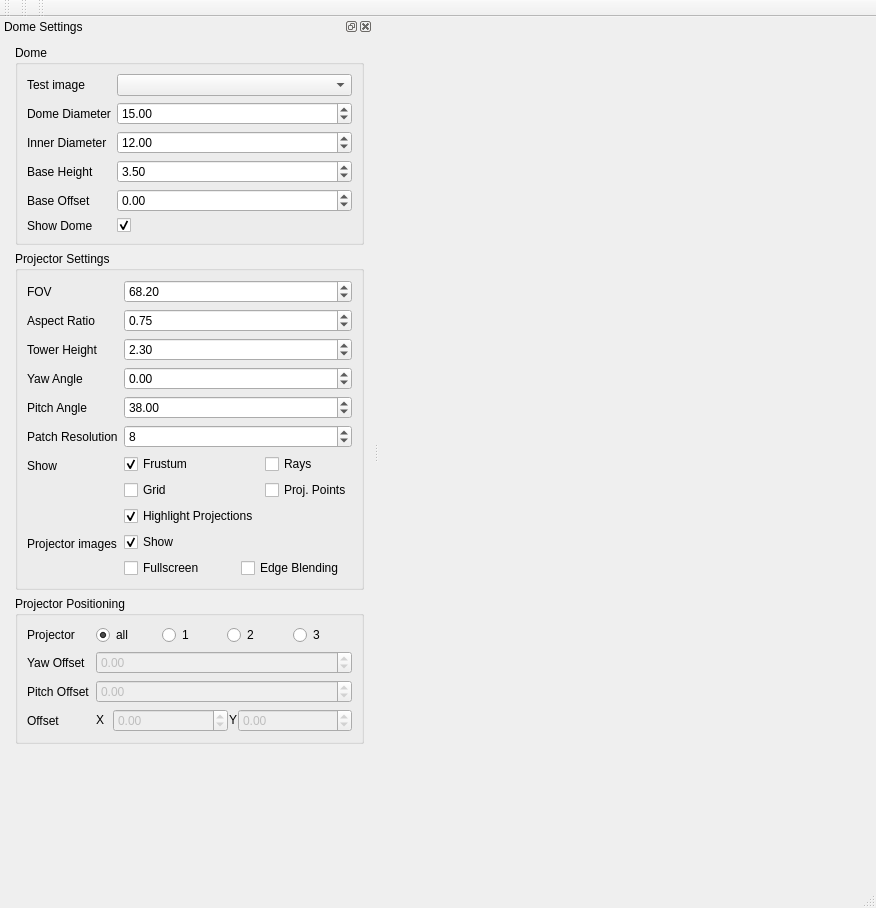
Old version of the form DomeGUI.ui in the repository WilstonOreo/Dome.
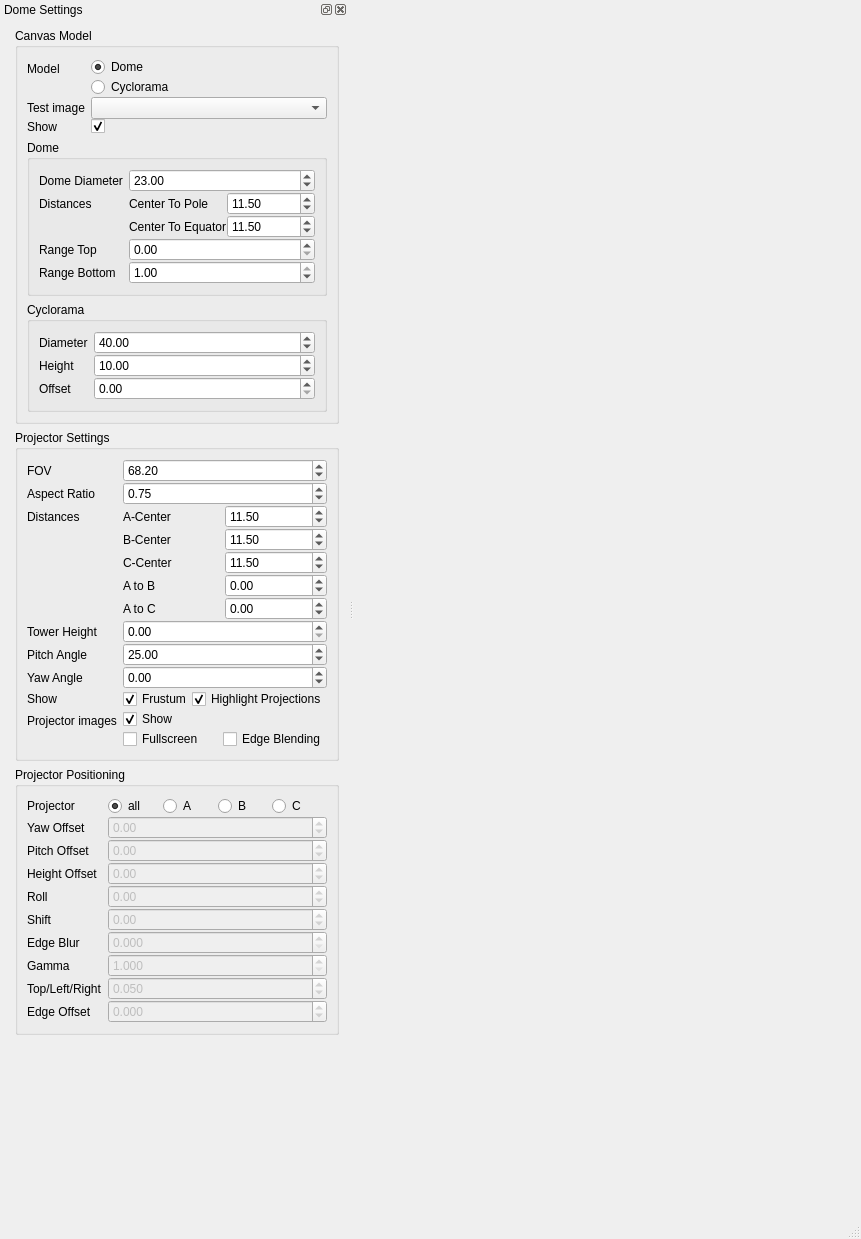
New version of the form. Custom widgets are drawn as their Qt base class.

What changed in the file:
```diff
--- a/DomeGUI.ui
+++ b/DomeGUI.ui
@@ -6,8 +6,8 @@
    <rect>
     <x>0</x>
     <y>0</y>
-    <width>876</width>
-    <height>908</height>
+    <width>861</width>
+    <height>1239</height>
    </rect>
   </property>
   <property name="acceptDrops">
@@ -53,126 +53,6 @@
      <property name="fieldGrowthPolicy">
       <enum>QFormLayout::AllNonFixedFieldsGrow</enum>
      </property>
-     <item row="1" column="1">
-      <widget class="QGroupBox" name="grpDome">
-       <property name="styleSheet">
-        <string notr="true"/>
-       </property>
-       <property name="title">
-        <string>Dome</string>
-       </property>
-       <layout class="QVBoxLayout" name="verticalLayout_2">
-        <item>
-         <layout class="QFormLayout" name="domeForm">
-          <property name="fieldGrowthPolicy">
-           <enum>QFormLayout::AllNonFixedFieldsGrow</enum>
-          </property>
-          <property name="horizontalSpacing">
-           <number>6</number>
-          </property>
-          <item row="1" column="0">
-           <widget class="QLabel" name="lbDomeDiameter">
-            <property name="text">
-             <string>Dome Diameter</string>
-            </property>
-           </widget>
-          </item>
-          <item row="1" column="1">
-           <widget class="QDoubleSpinBox" name="boxDomeDiameter">
-            <property name="value">
-             <double>15.000000000000000</double>
-            </property>
-           </widget>
-          </item>
-          <item row="0" column="0">
-           <widget class="QLabel" name="lbTestImage">
-            <property name="text">
-             <string>Test image</string>
-            </property>
-           </widget>
-          </item>
-          <item row="0" column="1">
-           <widget class="QComboBox" name="boxImages"/>
-          </item>
-          <item row="3" column="0">
-           <widget class="QLabel" name="lbBaseHeight">
-            <property name="text">
-             <string>Base Height</string>
-            </property>
-           </widget>
-          </item>
-          <item row="3" column="1">
-           <widget class="QDoubleSpinBox" name="boxBaseHeight">
-            <property name="singleStep">
-             <double>0.100000000000000</double>
-            </property>
-            <property name="value">
-             <double>3.500000000000000</double>
-            </property>
-           </widget>
-          </item>
-          <item row="5" column="0">
-           <widget class="QLabel" name="showDomeLabel">
-            <property name="text">
-             <string>Show Dome</string>
-            </property>
-           </widget>
-          </item>
-          <item row="5" column="1">
-           <widget class="QCheckBox" name="chkShowDome">
-            <property name="text">
-             <string/>
-            </property>
-            <property name="checked">
-             <bool>true</bool>
-            </property>
-           </widget>
-          </item>
-          <item row="2" column="0">
-           <widget class="QLabel" name="lblInnerDiameter">
-            <property name="text">
-             <string>Inner Diameter</string>
-            </property>
-           </widget>
-          </item>
-          <item row="2" column="1">
-           <widget class="QDoubleSpinBox" name="boxInnerDiameter">
-            <property name="maximum">
-             <double>100.000000000000000</double>
-            </property>
-            <property name="singleStep">
-             <double>0.100000000000000</double>
-            </property>
-            <property name="value">
-             <double>12.000000000000000</double>
-            </property>
-           </widget>
-          </item>
-          <item row="4" column="0">
-           <widget class="QLabel" name="lblBaseOffset">
-            <property name="text">
-             <string>Base Offset</string>
-            </property>
-           </widget>
-          </item>
-          <item row="4" column="1">
-           <widget class="QDoubleSpinBox" name="boxBaseOffset">
-            <property name="minimum">
-             <double>-100.000000000000000</double>
-            </property>
-            <property name="maximum">
-             <double>100.000000000000000</double>
-            </property>
-            <property name="singleStep">
-             <double>0.100000000000000</double>
-            </property>
-           </widget>
-          </item>
-         </layout>
-        </item>
-       </layout>
-      </widget>
-     </item>
      <item row="2" column="1">
       <widget class="QGroupBox" name="grpProjectorSettings">
        <property name="styleSheet">
@@ -187,6 +67,9 @@
           <property name="fieldGrowthPolicy">
            <enum>QFormLayout::AllNonFixedFieldsGrow</enum>
           </property>
+          <property name="verticalSpacing">
+           <number>0</number>
+          </property>
           <item row="0" column="0">
            <widget class="QLabel" name="lbAngleOfView">
             <property name="text">
@@ -230,78 +113,149 @@
             </property>
            </widget>
           </item>
+          <item row="2" column="0">
+           <widget class="QLabel" name="distancesLabel">
+            <property name="text">
+             <string>Distances</string>
+            </property>
+           </widget>
+          </item>
+          <item row="2" column="1">
+           <layout class="QGridLayout" name="gridLayout_2">
+            <property name="verticalSpacing">
+             <number>0</number>
+            </property>
+            <item row="4" column="1">
+             <widget class="QDoubleSpinBox" name="boxCCenter">
+              <property name="value">
+               <double>11.500000000000000</double>
+              </property>
+             </widget>
+            </item>
+            <item row="4" column="0">
+             <widget class="QLabel" name="label_5">
+              <property name="text">
+               <string>C-Center</string>
+              </property>
+             </widget>
+            </item>
+            <item row="5" column="1">
+             <widget class="QDoubleSpinBox" name="boxAB">
+              <property name="minimum">
+               <double>-360.000000000000000</double>
+              </property>
+              <property name="maximum">
+               <double>360.000000000000000</double>
+              </property>
+             </widget>
+            </item>
+            <item row="2" column="0">
+             <widget class="QLabel" name="label_3">
+              <property name="text">
+               <string>A-Center</string>
+              </property>
+             </widget>
+            </item>
+            <item row="5" column="0">
+             <widget class="QLabel" name="label">
+              <property name="text">
+               <string>A to B</string>
+              </property>
+             </widget>
+            </item>
+            <item row="6" column="0">
+             <widget class="QLabel" name="label_2">
+              <property name="text">
+               <string>A to C</string>
+              </property>
+             </widget>
+            </item>
+            <item row="6" column="1">
+             <widget class="QDoubleSpinBox" name="boxAC">
+              <property name="minimum">
+               <double>-360.000000000000000</double>
+              </property>
+              <property name="maximum">
+               <double>360.000000000000000</double>
+              </property>
+             </widget>
+            </item>
+            <item row="2" column="1">
+             <widget class="QDoubleSpinBox" name="boxACenter">
+              <property name="value">
+               <double>11.500000000000000</double>
+              </property>
+             </widget>
+            </item>
+            <item row="3" column="0">
+             <widget class="QLabel" name="label_4">
+              <property name="text">
+               <string>B-Center</string>
+              </property>
+             </widget>
+            </item>
+            <item row="3" column="1">
+             <widget class="QDoubleSpinBox" name="boxBCenter">
+              <property name="singleStep">
+               <double>1.000000000000000</double>
+              </property>
+              <property name="value">
+               <double>11.500000000000000</double>
+              </property>
+             </widget>
+            </item>
+           </layout>
+          </item>
           <item row="4" column="0">
+           <widget class="QLabel" name="lbTowerHeight">
+            <property name="text">
+             <string>Tower Height</string>
+            </property>
+           </widget>
+          </item>
+          <item row="4" column="1">
+           <widget class="QDoubleSpinBox" name="boxTowerHeight">
+            <property name="singleStep">
+             <double>0.100000000000000</double>
+            </property>
+            <property name="value">
+             <double>0.000000000000000</double>
+            </property>
+           </widget>
+          </item>
+          <item row="5" column="0">
            <widget class="QLabel" name="lbPitchAngle">
             <property name="text">
              <string>Pitch Angle</string>
             </property>
            </widget>
           </item>
-          <item row="4" column="1">
-           <widget class="QDoubleSpinBox" name="boxPitchAngle">
-            <property name="minimum">
-             <double>-90.000000000000000</double>
-            </property>
-            <property name="maximum">
-             <double>90.000000000000000</double>
-            </property>
-            <property name="value">
-             <double>38.000000000000000</double>
-            </property>
-           </widget>
-          </item>
-          <item row="5" column="0">
-           <widget class="QLabel" name="lbPatchResolution">
-            <property name="text">
-             <string>Patch Resolution</string>
-            </property>
-           </widget>
-          </item>
-          <item row="5" column="1">
-           <widget class="QSpinBox" name="boxPatchResolution">
-            <property name="minimum">
-             <number>1</number>
-            </property>
-            <property name="maximum">
-             <number>128</number>
-            </property>
-            <property name="singleStep">
-             <number>1</number>
-            </property>
-            <property name="value">
-             <number>8</number>
-            </property>
-           </widget>
-          </item>
           <item row="6" column="0">
+           <widget class="QLabel" name="yawAngleLabel">
+            <property name="text">
+             <string>Yaw Angle</string>
+            </property>
+           </widget>
+          </item>
+          <item row="6" column="1">
+           <widget class="QDoubleSpinBox" name="boxYawAngle">
+            <property name="minimum">
+             <double>-360.000000000000000</double>
+            </property>
+            <property name="maximum">
+             <double>360.000000000000000</double>
+            </property>
+           </widget>
+          </item>
+          <item row="8" column="0">
            <widget class="QLabel" name="showLabel">
             <property name="text">
              <string>Show</string>
             </property>
            </widget>
           </item>
-          <item row="6" column="1">
+          <item row="8" column="1">
            <layout class="QGridLayout" name="showLayout">
-            <item row="0" column="2">
-             <widget class="QCheckBox" name="chkRays">
-              <property name="text">
-               <string>Rays</string>
-              </property>
-              <property name="checked">
-               <bool>false</bool>
-              </property>
-             </widget>
-            </item>
-            <item row="1" column="0">
-             <widget class="QCheckBox" name="chkGrid">
-              <property name="text">
-               <string>Grid</string>
-              </property>
-              <property name="checked">
-               <bool>false</bool>
-              </property>
-             </widget>
-            </item>
             <item row="0" column="0">
              <widget class="QCheckBox" name="chkFrustum">
               <property name="text">
@@ -312,17 +266,7 @@
               </property>
              </widget>
             </item>
-            <item row="1" column="2">
-             <widget class="QCheckBox" name="chkProjPoints">
-              <property name="text">
-               <string>Proj. Points</string>
-              </property>
-              <property name="checked">
-               <bool>false</bool>
-              </property>
-             </widget>
-            </item>
-            <item row="2" column="0">
+            <item row="0" column="1">
              <widget class="QCheckBox" name="chkHighlightProjections">
               <property name="text">
                <string>Highlight Projections</string>
@@ -334,14 +278,14 @@
             </item>
            </layout>
           </item>
-          <item row="7" column="0">
+          <item row="9" column="0">
            <widget class="QLabel" name="projectorImagesLabel">
             <property name="text">
              <string>Projector images</string>
             </property>
            </widget>
           </item>
-          <item row="7" column="1">
+          <item row="9" column="1">
            <layout class="QGridLayout" name="projImageLayout">
             <item row="0" column="0">
              <widget class="QCheckBox" name="chkShowProjectorImages">
@@ -369,37 +313,16 @@
             </item>
            </layout>
           </item>
-          <item row="3" column="0">
-           <widget class="QLabel" name="yawAngleLabel">
-            <property name="text">
-             <string>Yaw Angle</string>
-            </property>
-           </widget>
-          </item>
-          <item row="3" column="1">
-           <widget class="QDoubleSpinBox" name="boxYawAngle">
+          <item row="5" column="1">
+           <widget class="QDoubleSpinBox" name="boxPitchAngle">
             <property name="minimum">
-             <double>-360.000000000000000</double>
+             <double>-90.000000000000000</double>
             </property>
             <property name="maximum">
-             <double>360.000000000000000</double>
-            </property>
-           </widget>
-          </item>
-          <item row="2" column="0">
-           <widget class="QLabel" name="lbTowerHeight">
-            <property name="text">
-             <string>Tower Height</string>
-            </property>
-           </widget>
-          </item>
-          <item row="2" column="1">
-           <widget class="QDoubleSpinBox" name="boxTowerHeight">
-            <property name="singleStep">
-             <double>0.100000000000000</double>
+             <double>90.000000000000000</double>
             </property>
             <property name="value">
-             <double>2.300000000000000</double>
+             <double>25.000000000000000</double>
             </property>
            </widget>
           </item>
@@ -422,6 +345,57 @@
           <property name="fieldGrowthPolicy">
            <enum>QFormLayout::AllNonFixedFieldsGrow</enum>
           </property>
+          <property name="verticalSpacing">
+           <number>0</number>
+          </property>
+          <item row="0" column="0">
+           <widget class="QLabel" name="lbProjector">
+            <property name="text">
+             <string>Projector</string>
+            </property>
+           </widget>
+          </item>
+          <item row="0" column="1">
+           <layout class="QHBoxLayout" name="projSelLayout">
+            <item>
+             <widget class="QRadioButton" name="btnProjAll">
+              <property name="text">
+               <string>all</string>
+              </property>
+              <property name="checked">
+               <bool>true</bool>
+              </property>
+             </widget>
+            </item>
+            <item>
+             <widget class="QRadioButton" name="btnProj1">
+              <property name="text">
+               <string>A</string>
+              </property>
+              <property name="checked">
+               <bool>false</bool>
+              </property>
+             </widget>
+            </item>
+            <item>
+             <widget class="QRadioButton" name="btnProj2">
+              <property name="text">
+               <string>B</string>
+              </property>
+              <property name="checked">
+               <bool>false</bool>
+              </property>
+             </widget>
+            </item>
+            <item>
+             <widget class="QRadioButton" name="btnProj3">
+              <property name="text">
+               <string>C</string>
+              </property>
+             </widget>
+            </item>
+           </layout>
+          </item>
           <item row="1" column="0">
            <widget class="QLabel" name="lbYawOffset">
             <property name="text">
@@ -471,112 +445,205 @@
             </property>
            </widget>
           </item>
-          <item row="3" column="0">
-           <widget class="QLabel" name="lbOffset">
+          <item row="4" column="0">
+           <widget class="QLabel" name="heightOffsetLabel">
             <property name="text">
-             <string>Offset</string>
+             <string>Height Offset</string>
             </property>
            </widget>
           </item>
-          <item row="3" column="1">
-           <layout class="QHBoxLayout" name="offsetLayout">
-            <property name="spacing">
-             <number>1</number>
+          <item row="4" column="1">
+           <widget class="QDoubleSpinBox" name="boxHeightOffset">
+            <property name="enabled">
+             <bool>false</bool>
             </property>
-            <item>
-             <widget class="QLabel" name="lbX">
-              <property name="enabled">
-               <bool>true</bool>
-              </property>
-              <property name="sizePolicy">
-               <sizepolicy hsizetype="Preferred" vsizetype="Minimum">
-                <horstretch>1</horstretch>
-                <verstretch>0</verstretch>
-               </sizepolicy>
-              </property>
-              <property name="maximumSize">
-               <size>
-                <width>16</width>
-                <height>16</height>
-               </size>
-              </property>
-              <property name="text">
-               <string>X</string>
-              </property>
-             </widget>
-            </item>
-            <item>
-             <widget class="QDoubleSpinBox" name="boxOffsetX">
-              <property name="enabled">
-               <bool>false</bool>
-              </property>
-              <property name="sizePolicy">
-               <sizepolicy hsizetype="Expanding" vsizetype="Fixed">
-                <horstretch>0</horstretch>
-                <verstretch>0</verstretch>
-               </sizepolicy>
-              </property>
-              <property name="minimum">
-               <double>-100.000000000000000</double>
-              </property>
-              <property name="maximum">
-               <double>100.000000000000000</double>
-              </property>
-              <property name="singleStep">
-               <double>0.100000000000000</double>
-              </property>
-             </widget>
-            </item>
-            <item>
-             <widget class="QLabel" name="lbY">
-              <property name="maximumSize">
-               <size>
-                <width>16</width>
-                <height>16</height>
-               </size>
-              </property>
-              <property name="text">
-               <string>Y</string>
-              </property>
-             </widget>
-            </item>
-            <item>
-             <widget class="QDoubleSpinBox" name="boxOffsetY">
-              <property name="enabled">
-               <bool>false</bool>
-              </property>
-              <property name="sizePolicy">
-               <sizepolicy hsizetype="Expanding" vsizetype="Fixed">
-                <horstretch>0</horstretch>
-                <verstretch>0</verstretch>
-               </sizepolicy>
-              </property>
-              <property name="minimum">
-               <double>-100.000000000000000</double>
-              </property>
-              <property name="maximum">
-               <double>100.000000000000000</double>
-              </property>
-              <property name="singleStep">
-               <double>0.100000000000000</double>
-              </property>
-             </widget>
-            </item>
-           </layout>
+            <property name="minimum">
+             <double>-5.000000000000000</double>
+            </property>
+            <property name="maximum">
+             <double>5.000000000000000</double>
+            </property>
+            <property name="singleStep">
+             <double>0.100000000000000</double>
+            </property>
+           </widget>
           </item>
+          <item row="6" column="0">
+           <widget class="QLabel" name="shiftLabel">
+            <property name="text">
+             <string>Shift</string>
+            </property>
+           </widget>
+          </item>
+          <item row="6" column="1">
+           <widget class="QDoubleSpinBox" name="boxShift">
+            <property name="enabled">
+             <bool>false</bool>
+            </property>
+            <property name="minimum">
+             <double>-5.000000000000000</double>
+            </property>
+            <property name="maximum">
+             <double>5.000000000000000</double>
+            </property>
+            <property name="singleStep">
+             <double>0.100000000000000</double>
+            </property>
+           </widget>
+          </item>
+          <item row="5" column="0">
+           <widget class="QLabel" name="rollOffsetLabel">
+            <property name="text">
+             <string>Roll</string>
+            </property>
+           </widget>
+          </item>
+          <item row="5" column="1">
+           <widget class="QDoubleSpinBox" name="boxRollOffset">
+            <property name="enabled">
+             <bool>false</bool>
+            </property>
+            <property name="minimum">
+             <double>-90.000000000000000</double>
+            </property>
+            <property name="maximum">
+             <double>90.000000000000000</double>
+            </property>
+            <property name="singleStep">
+             <double>0.100000000000000</double>
+            </property>
+           </widget>
+          </item>
+          <item row="7" column="0">
+           <widget class="QLabel" name="topBlurLabel">
+            <property name="text">
+             <string>Edge Blur</string>
+            </property>
+           </widget>
+          </item>
+          <item row="7" column="1">
+           <widget class="QDoubleSpinBox" name="boxEdgeBlur">
+            <property name="enabled">
+             <bool>false</bool>
+            </property>
+            <property name="decimals">
+             <number>3</number>
+            </property>
+            <property name="maximum">
+             <double>1.000000000000000</double>
+            </property>
+            <property name="singleStep">
+             <double>0.001000000000000</double>
+            </property>
+           </widget>
+          </item>
+          <item row="8" column="0">
+           <widget class="QLabel" name="gammaLabel">
+            <property name="text">
+             <string>Gamma</string>
+            </property>
+           </widget>
+          </item>
+          <item row="8" column="1">
+           <widget class="QDoubleSpinBox" name="boxGamma">
+            <property name="enabled">
+             <bool>false</bool>
+            </property>
+            <property name="decimals">
+             <number>3</number>
+            </property>
+            <property name="minimum">
+             <double>1.000000000000000</double>
+            </property>
+            <property name="singleStep">
+             <double>0.100000000000000</double>
+            </property>
+           </widget>
+          </item>
+          <item row="9" column="0">
+           <widget class="QLabel" name="leftRightLabel">
+            <property name="text">
+             <string>Top/Left/Right</string>
+            </property>
+           </widget>
+          </item>
+          <item row="9" column="1">
+           <widget class="QDoubleSpinBox" name="boxTopLeftRight">
+            <property name="enabled">
+             <bool>false</bool>
+            </property>
+            <property name="decimals">
+             <number>3</number>
+            </property>
+            <property name="maximum">
+             <double>1.000000000000000</double>
+            </property>
+            <property name="singleStep">
+             <double>0.001000000000000</double>
+            </property>
+            <property name="value">
+             <double>0.050000000000000</double>
+            </property>
+           </widget>
+          </item>
+          <item row="10" column="0">
+           <widget class="QLabel" name="edgeOffsetLabel">
+            <property name="text">
+             <string>Edge Offset</string>
+            </property>
+           </widget>
+          </item>
+          <item row="10" column="1">
+           <widget class="QDoubleSpinBox" name="boxEdgeOffset">
+            <property name="enabled">
+             <bool>false</bool>
+            </property>
+            <property name="decimals">
+             <number>3</number>
+            </property>
+            <property name="minimum">
+             <double>-1.000000000000000</double>
+            </property>
+            <property name="maximum">
+             <double>1.000000000000000</double>
+            </property>
+            <property name="singleStep">
+             <double>0.001000000000000</double>
+            </property>
+            <property name="value">
+             <double>0.000000000000000</double>
+            </property>
+           </widget>
+          </item>
+         </layout>
+        </item>
+       </layout>
+      </widget>
+     </item>
+     <item row="0" column="1">
+      <widget class="QGroupBox" name="verticalGroupBox">
+       <property name="title">
+        <string>Canvas Model</string>
+       </property>
+       <layout class="QVBoxLayout" name="verticalLayout">
+        <item>
+         <layout class="QFormLayout" name="formLayout_2">
+          <property name="verticalSpacing">
+           <number>0</number>
+          </property>
           <item row="0" column="0">
-           <widget class="QLabel" name="lbProjector">
+           <widget class="QLabel" name="label_8">
             <property name="text">
-             <string>Projector</string>
+             <string>Model</string>
             </property>
            </widget>
           </item>
           <item row="0" column="1">
-           <layout class="QHBoxLayout" name="projSelLayout">
+           <layout class="QVBoxLayout" name="verticalLayout_4">
             <item>
-             <widget class="QRadioButton" name="btnProjAll">
+             <widget class="QRadioButton" name="btnDome">
               <property name="text">
-               <string>all</string>
+               <string>Dome</string>
               </property>
               <property name="checked">
                <bool>true</bool>
@@ -584,75 +651,216 @@
              </widget>
             </item>
             <item>
-             <widget class="QRadioButton" name="btnProj1">
+             <widget class="QRadioButton" name="btnCyclorama">
               <property name="text">
-               <string>1</string>
-              </property>
-              <property name="checked">
-               <bool>false</bool>
-              </property>
-             </widget>
-            </item>
-            <item>
-             <widget class="QRadioButton" name="btnProj2">
-              <property name="text">
-               <string>2</string>
-              </property>
-              <property name="checked">
-               <bool>false</bool>
-              </property>
-             </widget>
-            </item>
-            <item>
-             <widget class="QRadioButton" name="btnProj3">
-              <property name="text">
-               <string>3</string>
+               <string>Cyclorama</string>
               </property>
              </widget>
             </item>
            </layout>
           </item>
+          <item row="2" column="0">
+           <widget class="QLabel" name="showDomeLabel">
+            <property name="text">
+             <string>Show</string>
+            </property>
+           </widget>
+          </item>
+          <item row="2" column="1">
+           <widget class="QCheckBox" name="chkShowDome">
+            <property name="text">
+             <string/>
+            </property>
+            <property name="checked">
+             <bool>true</bool>
+            </property>
+           </widget>
+          </item>
+          <item row="1" column="0">
+           <widget class="QLabel" name="lbTestImage">
+            <property name="text">
+             <string>Test image</string>
+            </property>
+           </widget>
+          </item>
+          <item row="1" column="1">
+           <widget class="QComboBox" name="boxImages"/>
+          </item>
          </layout>
         </item>
+        <item>
+         <widget class="QGroupBox" name="grpDome">
+          <property name="styleSheet">
+           <string notr="true"/>
+          </property>
+          <property name="title">
+           <string>Dome</string>
+          </property>
+          <layout class="QFormLayout" name="formLayout_5">
+           <property name="fieldGrowthPolicy">
+            <enum>QFormLayout::AllNonFixedFieldsGrow</enum>
+           </property>
+           <property name="verticalSpacing">
+            <number>0</number>
+           </property>
+           <item row="0" column="0">
+            <widget class="QLabel" name="lbDomeDiameter">
+             <property name="text">
+              <string>Dome Diameter</string>
+             </property>
+            </widget>
+           </item>
+           <item row="0" column="1">
+            <widget class="QDoubleSpinBox" name="boxDomeDiameter">
+             <property name="value">
+              <double>23.000000000000000</double>
+             </property>
+            </widget>
+           </item>
+           <item row="1" column="0">
+            <widget class="QLabel" name="domeHeightLabel">
+             <property name="text">
+              <string>Distances</string>
+             </property>
+            </widget>
+           </item>
+           <item row="1" column="1">
+            <layout class="QGridLayout" name="gridLayout_3">
+             <property name="verticalSpacing">
+              <number>0</number>
+             </property>
+             <item row="1" column="1">
+              <widget class="QDoubleSpinBox" name="boxCenterEquator">
+               <property name="value">
+                <double>11.500000000000000</double>
+               </property>
+              </widget>
+             </item>
+             <item row="0" column="0">
+              <widget class="QLabel" name="label_6">
+               <property name="text">
+                <string>Center To Pole</string>
+               </property>
+              </widget>
+             </item>
+             <item row="0" column="1">
+              <widget class="QDoubleSpinBox" name="boxCenterPole">
+               <property name="value">
+                <double>11.500000000000000</double>
+               </property>
+              </widget>
+             </item>
+             <item row="1" column="0">
+              <widget class="QLabel" name="label_7">
+               <property name="text">
+                <string>Center To Equator</string>
+               </property>
+              </widget>
+             </item>
+            </layout>
+           </item>
+           <item row="2" column="0">
+            <widget class="QLabel" name="rangeTopLabel">
+             <property name="text">
+              <string>Range Top</string>
+             </property>
+            </widget>
+           </item>
+           <item row="2" column="1">
+            <widget class="QDoubleSpinBox" name="boxRangeTop">
+             <property name="maximum">
+              <double>1.000000000000000</double>
+             </property>
+             <property name="singleStep">
+              <double>0.010000000000000</double>
+             </property>
+            </widget>
+           </item>
+           <item row="3" column="0">
+            <widget class="QLabel" name="rangeBottomLabel">
+             <property name="text">
+              <string>Range Bottom</string>
+             </property>
+            </widget>
+           </item>
+           <item row="3" column="1">
+            <widget class="QDoubleSpinBox" name="boxRangeBottom">
+             <property name="maximum">
+              <double>1.000000000000000</double>
+             </property>
+             <property name="singleStep">
+              <double>0.010000000000000</double>
+             </property>
+             <property name="value">
+              <double>1.000000000000000</double>
+             </property>
+            </widget>
+           </item>
+          </layout>
+         </widget>
+        </item>
+        <item>
+         <widget class="QGroupBox" name="grpCyclorama">
+          <property name="title">
+           <string>Cyclorama</string>
+          </property>
+          <layout class="QFormLayout" name="formLayout_4">
+           <property name="fieldGrowthPolicy">
+            <enum>QFormLayout::AllNonFixedFieldsGrow</enum>
+           </property>
+           <property name="verticalSpacing">
+            <number>0</number>
+           </property>
+           <item row="0" column="0">
+            <widget class="QLabel" name="diameterLabel">
+             <property name="text">
+              <string>Diameter</string>
+             </property>
+            </widget>
+           </item>
+           <item row="0" column="1">
+            <widget class="QDoubleSpinBox" name="boxCycloramaDiameter">
+             <property name="value">
+              <double>40.000000000000000</double>
+             </property>
+            </widget>
+           </item>
+           <item row="1" column="0">
+            <widget class="QLabel" name="heightLabel">
+             <property name="text">
+              <string>Height</string>
+             </property>
+            </widget>
+           </item>
+           <item row="1" column="1">
+            <widget class="QDoubleSpinBox" name="boxCycloramaHeight">
+             <property name="singleStep">
+              <double>0.000000000000000</double>
+             </property>
+             <property name="value">
+              <double>10.000000000000000</double>
+             </property>
+            </widget>
+           </item>
+           <item row="2" column="0">
+            <widget class="QLabel" name="lbCycloramaOffset">
+             <property name="text">
+              <string>Offset</string>
+             </property>
+            </widget>
+           </item>
+           <item row="2" column="1">
+            <widget class="QDoubleSpinBox" name="boxCycloramaOffset"/>
+           </item>
+          </layout>
+         </widget>
+        </item>
        </layout>
       </widget>
      </item>
     </layout>
    </widget>
   </widget>
-  <widget class="QToolBar" name="toolBar">
-   <property name="windowTitle">
-    <string>toolBar</string>
-   </property>
-   <attribute name="toolBarArea">
-    <enum>TopToolBarArea</enum>
-   </attribute>
-   <attribute name="toolBarBreak">
-    <bool>false</bool>
-   </attribute>
-  </widget>
-  <widget class="QToolBar" name="toolBar_2">
-   <property name="windowTitle">
-    <string>toolBar_2</string>
-   </property>
-   <attribute name="toolBarArea">
-    <enum>TopToolBarArea</enum>
-   </attribute>
-   <attribute name="toolBarBreak">
-    <bool>false</bool>
-   </attribute>
-  </widget>
-  <widget class="QToolBar" name="toolBar_3">
-   <property name="windowTitle">
-    <string>toolBar_3</string>
-   </property>
-   <attribute name="toolBarArea">
-    <enum>TopToolBarArea</enum>
-   </attribute>
-   <attribute name="toolBarBreak">
-    <bool>false</bool>
-   </attribute>
-  </widget>
  </widget>
  <customwidgets>
   <customwidget>
```
Left out of the diff: 499 changed lines with no effect on the pictures.
